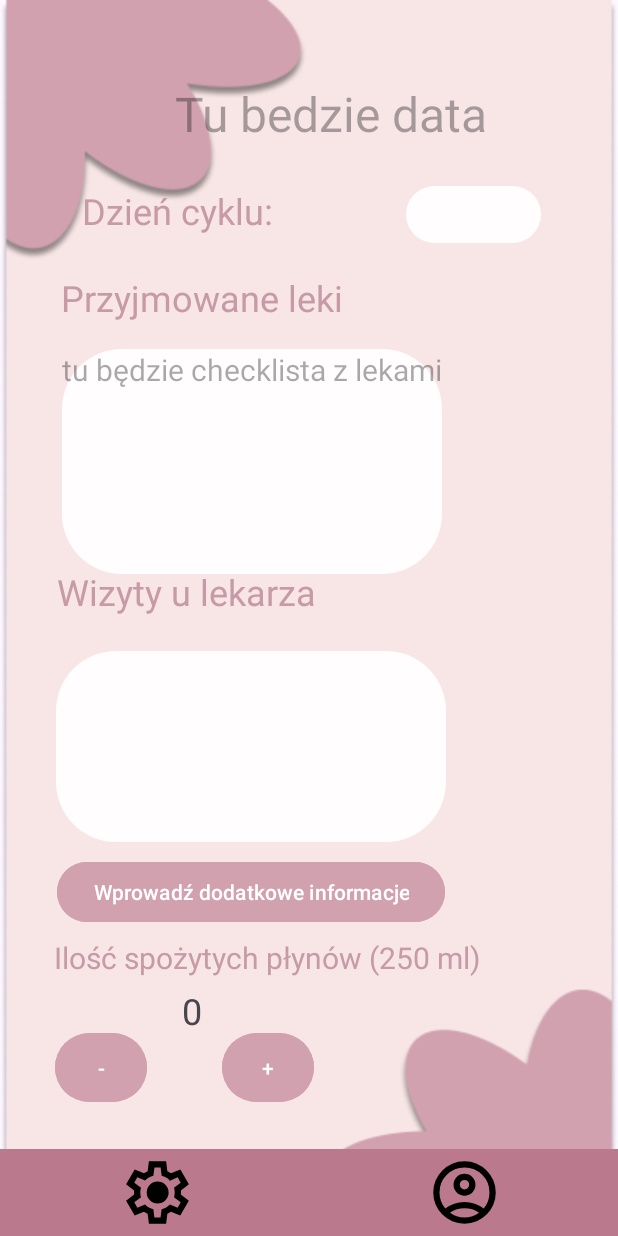
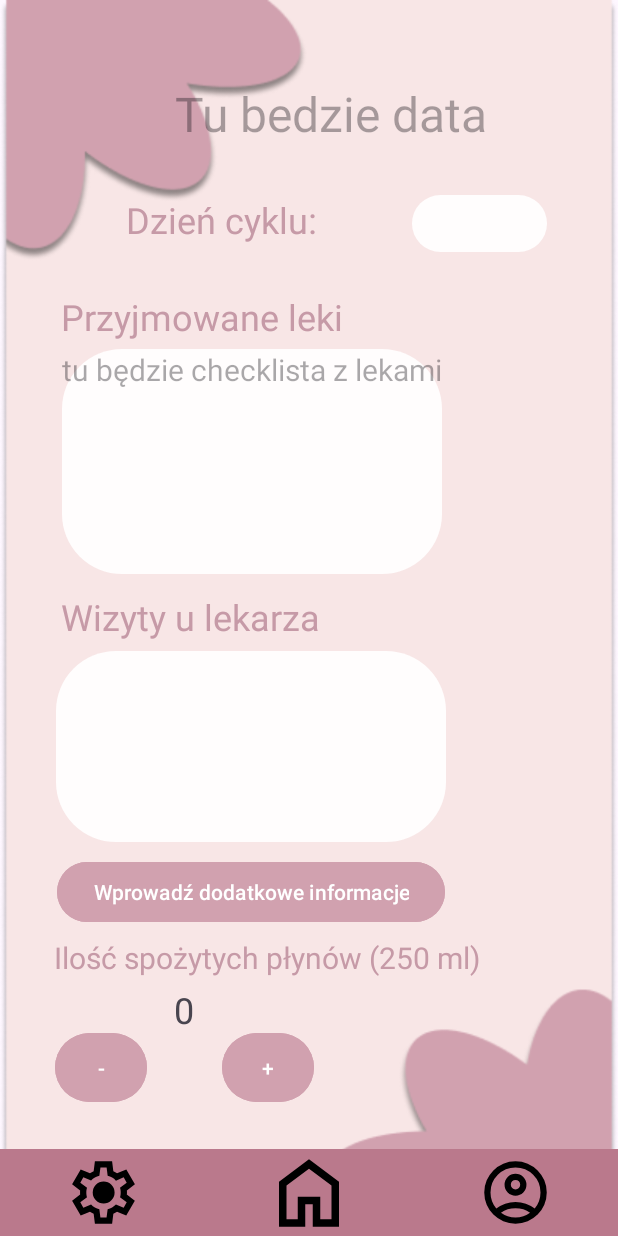
Before and after one commit to AnnCzar/MenstruationMonitorApp, an Android app: the DayPeriodActivity screen opened directly, with no data from a screen before it, on a phone screen of 412 x 824 dp. Run offline under Robolectric (Android 15) with nearby library versions, the phone set to English and light mode, and no system bars.

Commit message:
some additions in layouts and activities

```diff
--- a/app/src/main/java/com/example/project/AdditionalInformationActivity.kt
+++ b/app/src/main/java/com/example/project/AdditionalInformationActivity.kt
@@ -34,10 +34,13 @@ class AdditionalInformationActivity : AppCompatActivity(){
 
     private lateinit var addInfoSettingAcountButton: ImageButton
     private lateinit var addInfoSettingButton: ImageButton
+    private lateinit var homeButtonaddInfo: ImageButton
+
     override fun onCreate(savedInstanceState: Bundle?) {
         super.onCreate(savedInstanceState)
         setContentView(R.layout.additional_information)
 
+        homeButtonaddInfo = findViewById(R.id.homeButtonaddInfo)
         imageButtonHappy = findViewById(R.id.imageButtonHappy)
         imageButtonNeutral = findViewById(R.id.imageButtonNeutral)
         imageButtonSad = findViewById(R.id.imageButtonSad)
@@ -64,6 +67,7 @@ class AdditionalInformationActivity : AppCompatActivity(){
         addInfoSettingButton = findViewById(R.id.addInfoSettingButton)
 
 
+        // dodac otwieranie okna glownego
 
         addInfoSettingButton.setOnClickListener {
             openSettingsWindowActivity()
--- a/app/src/main/java/com/example/project/CalendarActivity.kt
+++ b/app/src/main/java/com/example/project/CalendarActivity.kt
@@ -8,6 +8,7 @@ import android.widget.EditText
 import android.widget.ImageButton
 import android.widget.TextView
 import androidx.appcompat.app.AppCompatActivity
+import com.example.project.R.id.homeButtonCalendar
 
 class CalendarActivity : AppCompatActivity(){
 
@@ -15,6 +16,7 @@ class CalendarActivity : AppCompatActivity(){
     private lateinit var calendar: CalendarView
     private lateinit var calendarSettingButton: ImageButton
     private lateinit var calendarAcountButton: ImageButton
+    private lateinit var homeButtonCalendar: ImageButton
 
     override fun onCreate(savedInstanceState: Bundle?) {
         super.onCreate(savedInstanceState)
@@ -24,6 +26,9 @@ class CalendarActivity : AppCompatActivity(){
         calendar = findViewById(R.id.calendarView)
         calendarSettingButton = findViewById(R.id.calendarSettingButton)
         calendarAcountButton = findViewById(R.id.calendarAcountButton)
+        homeButtonCalendar = findViewById(R.id.homeButtonCalendar)
+
+        //dodac otwieranie okna głownego
 
 
         calendar.setOnDateChangeListener {_, year, month, day ->
--- a/app/src/main/java/com/example/project/DayPeriodActivity.kt
+++ b/app/src/main/java/com/example/project/DayPeriodActivity.kt
@@ -1,6 +1,7 @@
 package com.example.project
 
 import android.content.Intent
+import android.media.Image
 import android.os.Bundle
 import android.widget.Button
 import android.widget.EditText
@@ -12,6 +13,7 @@ import androidx.appcompat.app.AppCompatActivity
 class DayPeriodActivity : AppCompatActivity(){
 
     private lateinit var cycleDayPeriod: TextView
+    private lateinit var  imageButtonDayPeriod: ImageButton
 //    private lateinit var medicineCheckboxPeriodDay: EditText
     private lateinit var doctorsListPeriod: ListView
     private lateinit var additionalInfoPeriod: Button
@@ -22,6 +24,7 @@ class DayPeriodActivity : AppCompatActivity(){
     override fun onCreate(savedInstanceState: Bundle?) {
         super.onCreate(savedInstanceState)
         setContentView(R.layout.day_period)
+        imageButtonDayPeriod = findViewById(R.id.imageButtonDayPeriod)
 //
         cycleDayPeriod = findViewById(R.id.cycleDayPeriod)
 //        medicineCheckboxPeriodDay = findViewById(R.id.medicineCheckboxPeriodDay)
@@ -50,6 +53,7 @@ class DayPeriodActivity : AppCompatActivity(){
         buttonPlus.setOnClickListener {
 
         }
+        // dodac przejscie do okna glownego
     }
 
 
--- /dev/null
+++ b/app/src/main/res/drawable/home_fill0_wght400_grad0_opsz24.xml
@@ -0,0 +1,9 @@
+<vector xmlns:android="http://schemas.android.com/apk/res/android"
+    android:width="60dp"
+    android:height="60dp"
+    android:viewportWidth="960"
+    android:viewportHeight="960">
+  <path
+      android:fillColor="#FF000000"
+      android:pathData="M240,760h120v-240h240v240h120v-360L480,220 240,400v360ZM160,840v-480l320,-240 320,240v480L520,840v-240h-80v240L160,840ZM480,490Z"/>
+</vector>
--- a/app/src/main/res/layout/day_period.xml
+++ b/app/src/main/res/layout/day_period.xml
@@ -30,10 +30,10 @@
         android:textSize="24sp"
         app:layout_constraintBottom_toBottomOf="parent"
         app:layout_constraintEnd_toEndOf="parent"
-        app:layout_constraintHorizontal_bias="0.192"
+        app:layout_constraintHorizontal_bias="0.294"
         app:layout_constraintStart_toStartOf="parent"
         app:layout_constraintTop_toTopOf="parent"
-        app:layout_constraintVertical_bias="0.157" />
+        app:layout_constraintVertical_bias="0.164" />
 
     <TextView
         android:id="@+id/cycleDayPeriod"
@@ -46,10 +46,10 @@
         android:textSize="20sp"
         app:layout_constraintBottom_toBottomOf="parent"
         app:layout_constraintEnd_toEndOf="parent"
-        app:layout_constraintHorizontal_bias="0.841"
+        app:layout_constraintHorizontal_bias="0.853"
         app:layout_constraintStart_toStartOf="parent"
         app:layout_constraintTop_toTopOf="parent"
-        app:layout_constraintVertical_bias="0.158" />
+        app:layout_constraintVertical_bias="0.165" />
 
     <TextView
         android:id="@+id/medicineTextDayPeriod"
@@ -61,10 +61,10 @@
         android:textSize="24sp"
         app:layout_constraintBottom_toBottomOf="parent"
         app:layout_constraintEnd_toEndOf="parent"
-        app:layout_constraintHorizontal_bias="0.182"
+        app:layout_constraintHorizontal_bias="0.183"
         app:layout_constraintStart_toStartOf="parent"
         app:layout_constraintTop_toTopOf="parent"
-        app:layout_constraintVertical_bias="0.23" />
+        app:layout_constraintVertical_bias="0.246" />
 
     <TextView
         android:id="@+id/medicineCheckboxPeriodDay"
@@ -103,10 +103,10 @@
         android:textSize="24sp"
         app:layout_constraintBottom_toBottomOf="parent"
         app:layout_constraintEnd_toEndOf="parent"
-        app:layout_constraintHorizontal_bias="0.158"
+        app:layout_constraintHorizontal_bias="0.171"
         app:layout_constraintStart_toStartOf="parent"
         app:layout_constraintTop_toTopOf="parent"
-        app:layout_constraintVertical_bias="0.478" />
+        app:layout_constraintVertical_bias="0.499" />
 
     <TextView
         android:id="@+id/textView"
@@ -117,10 +117,10 @@
         android:textSize="24sp"
         app:layout_constraintBottom_toBottomOf="parent"
         app:layout_constraintEnd_toEndOf="parent"
-        app:layout_constraintHorizontal_bias="0.304"
+        app:layout_constraintHorizontal_bias="0.291"
         app:layout_constraintStart_toStartOf="parent"
         app:layout_constraintTop_toTopOf="parent"
-        app:layout_constraintVertical_bias="0.831"
+        app:layout_constraintVertical_bias="0.83"
         tools:ignore="MissingConstraints" />
 
     <Button
@@ -183,9 +183,10 @@
         app:layout_constraintTop_toTopOf="parent"
         app:layout_constraintVertical_bias="0.784"
         tools:ignore="MissingConstraints" />
+
     <ImageButton
         android:id="@+id/dayPeriodAcountButton"
-        android:layout_width="205dp"
+        android:layout_width="137dp"
         android:layout_height="58dp"
         android:background="#BA798C"
         app:layout_constraintBottom_toBottomOf="parent"
@@ -198,7 +199,7 @@
 
     <ImageButton
         android:id="@+id/dayPeriodSettingsButton"
-        android:layout_width="210dp"
+        android:layout_width="137dp"
         android:layout_height="58dp"
         android:background="#BA798C"
         app:layout_constraintBottom_toBottomOf="parent"
@@ -209,5 +210,17 @@
         app:layout_constraintVertical_bias="1.0"
         app:srcCompat="@drawable/settings_fill0_wght400_grad0_opsz24" />
 
+    <ImageButton
+        android:id="@+id/imageButtonDayPeriod"
+        android:layout_width="137dp"
+        android:layout_height="58dp"
+        android:background="#BA798C"
+        app:layout_constraintBottom_toBottomOf="parent"
+        app:layout_constraintEnd_toEndOf="parent"
+        app:layout_constraintStart_toStartOf="parent"
+        app:layout_constraintTop_toTopOf="parent"
+        app:layout_constraintVertical_bias="1.0"
+        app:srcCompat="@drawable/home_fill0_wght400_grad0_opsz24" />
+
 
 </androidx.constraintlayout.widget.ConstraintLayout>
```
Also changed, not shown: app/src/main/java/com/example/project/AccountWindowActivity.kt (+11 -9 lines), app/src/main/java/com/example/project/MainWindowPeriodActivity.kt (+15 -9 lines), app/src/main/java/com/example/project/PregnancyBegginingActivity.kt (added, +34 -0 lines), app/src/main/java/com/example/project/SettingsWindowActivity.kt (+11 -10 lines), app/src/main/res/layout/account_window.xml (+14 -14 lines), app/src/main/res/layout/additional_information.xml (+14 -2 lines), app/src/main/res/layout/calendar.xml (+14 -2 lines), app/src/main/res/layout/day_pregnancy.xml (+14 -2 lines), app/src/main/res/layout/pregnancy_beggining.xml (added, +52 -0 lines), app/src/main/res/layout/register_window1.xml (+5 -3 lines), app/src/main/res/layout/settings_window.xml (+4 -4 lines).
